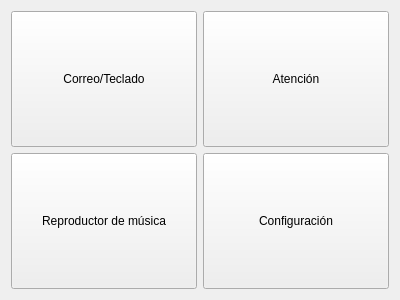
Before: the Qt Designer form mainwindow.ui in Mandros7/EOG-Application, drawn with Qt 5.
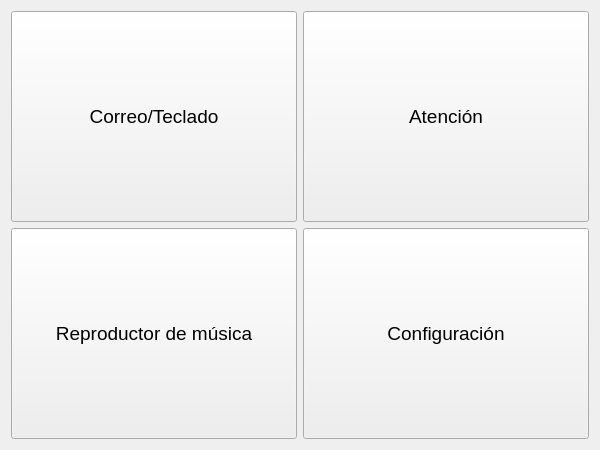
After: the same form once the commit is applied.

Patch:
```diff
--- a/mainwindow.ui
+++ b/mainwindow.ui
@@ -6,8 +6,8 @@
    <rect>
     <x>0</x>
     <y>0</y>
-    <width>400</width>
-    <height>300</height>
+    <width>600</width>
+    <height>450</height>
    </rect>
   </property>
   <property name="windowTitle">
@@ -31,9 +31,22 @@
           <verstretch>0</verstretch>
          </sizepolicy>
         </property>
+        <property name="font">
+         <font>
+          <pointsize>14</pointsize>
+          <weight>50</weight>
+          <bold>false</bold>
+         </font>
+        </property>
         <property name="text">
          <string>Atención</string>
         </property>
+        <property name="iconSize">
+         <size>
+          <width>16</width>
+          <height>16</height>
+         </size>
+        </property>
        </widget>
       </item>
       <item row="0" column="0">
@@ -44,9 +57,22 @@
           <verstretch>0</verstretch>
          </sizepolicy>
         </property>
+        <property name="font">
+         <font>
+          <pointsize>14</pointsize>
+          <weight>50</weight>
+          <bold>false</bold>
+         </font>
+        </property>
         <property name="text">
          <string>Correo/Teclado</string>
         </property>
+        <property name="iconSize">
+         <size>
+          <width>16</width>
+          <height>16</height>
+         </size>
+        </property>
        </widget>
       </item>
       <item row="1" column="0">
@@ -57,9 +83,22 @@
           <verstretch>0</verstretch>
          </sizepolicy>
         </property>
+        <property name="font">
+         <font>
+          <pointsize>14</pointsize>
+          <weight>50</weight>
+          <bold>false</bold>
+         </font>
+        </property>
         <property name="text">
          <string>Reproductor de música</string>
         </property>
+        <property name="iconSize">
+         <size>
+          <width>16</width>
+          <height>16</height>
+         </size>
+        </property>
        </widget>
       </item>
       <item row="1" column="1">
@@ -70,9 +109,22 @@
           <verstretch>0</verstretch>
          </sizepolicy>
         </property>
+        <property name="font">
+         <font>
+          <pointsize>14</pointsize>
+          <weight>50</weight>
+          <bold>false</bold>
+         </font>
+        </property>
         <property name="text">
          <string>Configuración</string>
         </property>
+        <property name="iconSize">
+         <size>
+          <width>16</width>
+          <height>16</height>
+         </size>
+        </property>
        </widget>
       </item>
      </layout>
```
